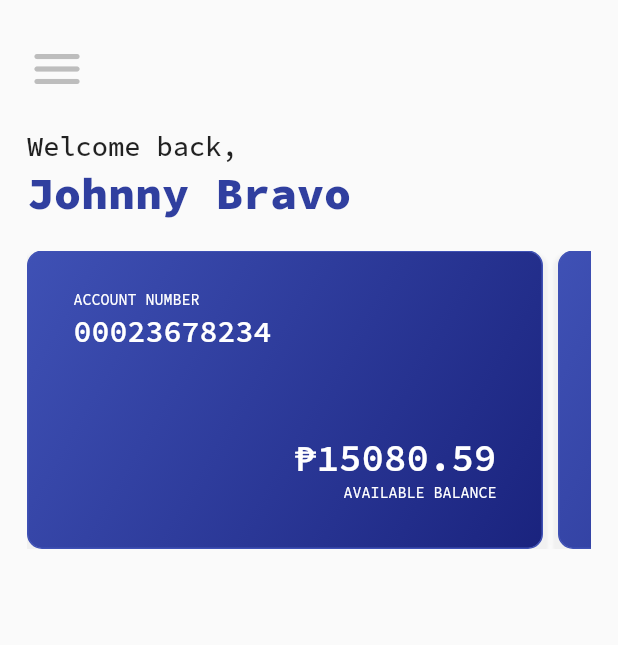
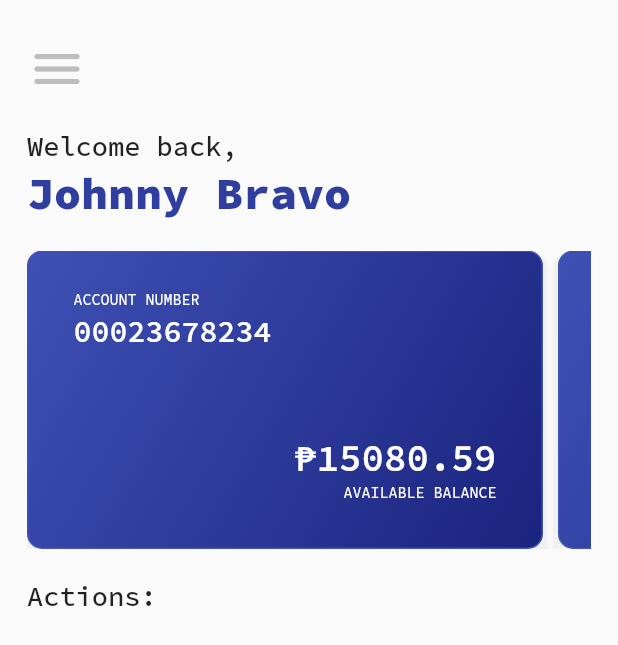
Before and after one commit to riaacordero/OOP-Module-2-Exam, a Flutter app: the HomeScreen screen opened directly, on a phone screen of 412 x 824 dp. Shown: the top 645 px of the screen. Run offline on Flutter 3.47's test engine with Material 2 defaults, Android fonts, the phone set to English and light mode, and no system bars; our stand-ins replace google_fonts.

Commit message:
Added actions file for available actions

```diff
--- /dev/null
+++ b/my_app/lib/database/actions.dart
@@ -0,0 +1,38 @@
+import 'package:flutter/material.dart';
+
+class Actions extends StatefulWidget {
+  String action;
+  String selected;
+  String unselected;
+  bool isSelected;
+
+  Actions(this.action, this.selected, this.unselected, this.isSelected);
+
+  @override
+  _ActionsState createState() => _ActionsState();
+}
+
+class _ActionsState extends State<Actions> {
+  @override
+  Widget build(BuildContext context) {
+    return Container(
+      margin: EdgeInsets.all(16),
+      width: 125,
+      height: 125,
+      decoration: BoxDecoration(
+        boxShadow: [
+          BoxShadow(
+              color: Color(0xFF3F51B5),
+              blurRadius: 5,
+              spreadRadius: 2,
+              offset: Offset(8, 8))
+        ],
+        borderRadius: BorderRadius.circular(15),
+        color: widget.isSelected ? Color(0xFF3F51B5) : Color(0xFFFFFFF),
+      ),
+      child: Column(
+        children: [],
+      ),
+    );
+  }
+}
--- a/my_app/lib/home_screen.dart
+++ b/my_app/lib/home_screen.dart
@@ -52,14 +52,19 @@ class HomeScreen extends StatelessWidget {
                               height: 199,
                               width: 344,
                               decoration: BoxDecoration(
-                              border: Border.all(width: 1, color:Colors.indigo),
+                                  border: Border.all(
+                                      width: 1, color: Colors.indigo),
                                   borderRadius: BorderRadius.circular(10),
                                   gradient: LinearGradient(
-                                begin: Alignment.topLeft, end: Alignment.bottomRight,
-                                colors: <Color>[Color(0xFF3F51B5),Color(0xFF1A237E)]
-                              ),
+                                      begin: Alignment.topLeft,
+                                      end: Alignment.bottomRight,
+                                      colors: <Color>[
+                                        Color(0xFF3F51B5),
+                                        Color(0xFF1A237E)
+                                      ]),
                                   boxShadow: [
-                                BoxShadow(color: Colors.grey.withOpacity(0.1),
+                                    BoxShadow(
+                                        color: Colors.grey.withOpacity(0.1),
                                         spreadRadius: 3,
                                         blurRadius: 1,
                                         offset: Offset(0, 5))
@@ -67,43 +72,56 @@ class HomeScreen extends StatelessWidget {
                               child: Stack(
                                 children: [
                                   Positioned(
-                                  left: 30, top: 25,
+                                    left: 30,
+                                    top: 25,
                                     child: Text("ACCOUNT NUMBER",
                                         style: TextStyle(
-                                    color: Colors.white,
-                                    fontSize: 10
-                                  )),),
+                                            color: Colors.white, fontSize: 10)),
+                                  ),
                                   Positioned(
-                                  left: 30, top: 40,
+                                    left: 30,
+                                    top: 40,
                                     child: Text(accounts[index].accNumber,
                                         style: TextStyle(
                                             color: Colors.white,
                                             fontWeight: FontWeight.w600,
-                                    fontSize: 20)),),
+                                            fontSize: 20)),
+                                  ),
                                   Positioned(
-                                  right: 30, bottom: 45,
-                                  child: Text("₱"+accounts[index].balance.toString(),
+                                    right: 30,
+                                    bottom: 45,
+                                    child: Text(
+                                        "₱" +
+                                            accounts[index].balance.toString(),
                                         style: TextStyle(
                                             color: Colors.white,
                                             fontWeight: FontWeight.w600,
-                                    fontSize: 25)),),
+                                            fontSize: 25)),
+                                  ),
                                   Positioned(
-                                  right: 30, bottom: 30,
+                                    right: 30,
+                                    bottom: 30,
                                     child: Text("AVAILABLE BALANCE",
                                         style: TextStyle(
-                                    color: Colors.white,
-                                    fontSize: 10)),)],
+                                            color: Colors.white, fontSize: 10)),
+                                  )
+                                ],
                               ),
                             );
-                         })
-                      ),
-                  SizedBox(height:20),
-                  Row(
-                    children: [
-
-                    ],
-                  )
-
+                          })),
+                  SizedBox(height: 20),
+                  Text("Actions:",
+                      style:
+                          TextStyle(fontSize: 18, fontWeight: FontWeight.w500)),
+                  // Container(
+                  //   height: 100,
+                  //   child: ListView.builder(
+                  //       scrollDirection: Axis.horizontal,
+                  //       itemBuilder: (content, index) {
+                  //         return Actions();
+                  //       },
+                  //       itemCount: actions.length),
+                  // )
                 ],
               ),
             )));
--- a/my_app/lib/login.dart
+++ b/my_app/lib/login.dart
@@ -14,7 +14,10 @@ class Login extends StatelessWidget {
               maxWidth: MediaQuery.of(context).size.width,
             ),
             decoration: BoxDecoration(
-              color: Colors.indigo,
+              gradient: LinearGradient(
+                begin: Alignment.topLeft, end: Alignment.bottomRight,
+                colors: <Color>[Color(0xFF3F51B5),Color(0xFF1A237E)]
+              ),
             ),
             child: Column(
               mainAxisAlignment: MainAxisAlignment.end,
```
Lines whose indentation alone changed are shown as unchanged.
